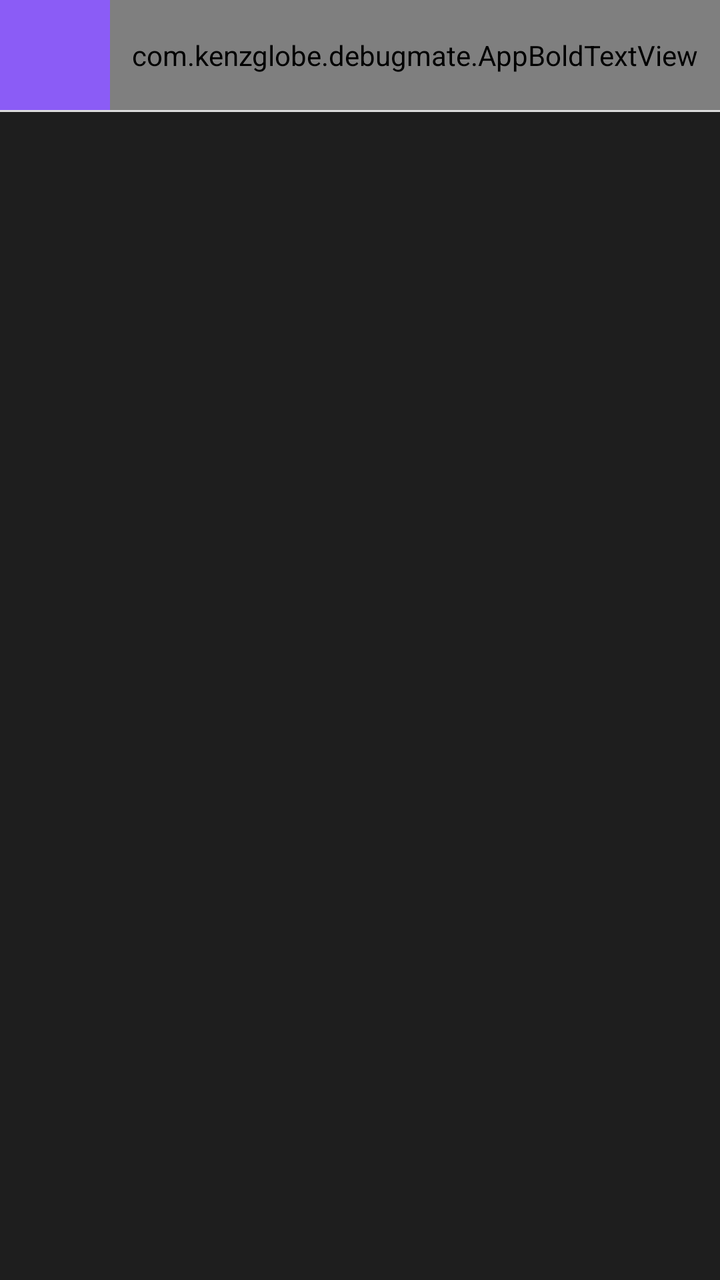
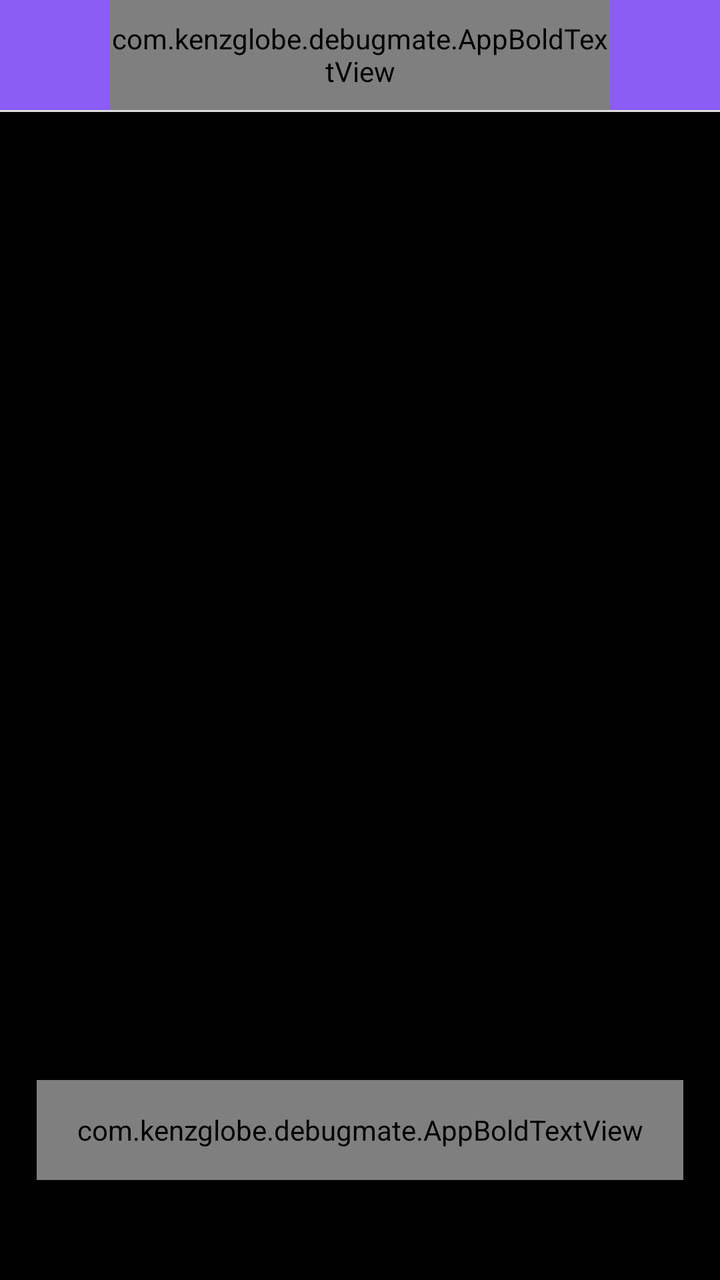

Before-and-after screenshots of an Android layout around one commit, followed by the original layout XML and the change that was made.
<!-- AndroidManifest.xml: application theme AppTheme -->
<!-- res/layout/project_list.xml -->
<?xml version="1.0" encoding="utf-8"?>
<LinearLayout xmlns:android="http://schemas.android.com/apk/res/android"
    android:layout_width="match_parent"
    android:layout_height="match_parent"
    android:orientation="vertical"
    android:background="#1E1E1E">

    
    <LinearLayout
        android:layout_width="match_parent"
        android:layout_height="55dp"
        android:orientation="horizontal"
        android:background="#8B5CF6"
        android:gravity="center_vertical">

        <TextView
            android:id="@+id/btn_close_projects"
            android:layout_width="55dp"
            android:layout_height="match_parent"
            android:gravity="center"
            android:textColor="#FFFFFF"
            android:textSize="22sp" />

        <com.kenzglobe.debugmate.AppBoldTextView
            android:layout_width="0dp"
            android:layout_height="match_parent"
            android:layout_weight="1"
            android:gravity="center_vertical"
            android:text="My Projects"
            android:textColor="#FFFFFF"
            android:textSize="20sp" />
            
    </LinearLayout>
        
    <View
        android:layout_width="match_parent"
        android:layout_height="1dp"
        android:background="#DDDDDD" />

    <FrameLayout
        android:layout_width="match_parent"
        android:layout_height="match_parent">

        
        <LinearLayout
            android:id="@+id/empty_projects_layout"
            android:layout_width="match_parent"
            android:layout_height="match_parent"
            android:orientation="vertical"
            android:gravity="center"
            android:visibility="gone">

            <TextView
                android:id="@+id/empty_icon_projects"
                android:layout_width="wrap_content"
                android:layout_height="wrap_content"
                android:textSize="80sp"
                android:textColor="#333333" />

            <com.kenzglobe.debugmate.AppBoldTextView
                android:layout_width="wrap_content"
                android:layout_height="wrap_content"
                android:layout_marginTop="16dp"
                android:text="No projects yet"
                android:textColor="#888888"
                android:textSize="18sp" />

        </LinearLayout>

        
        <GridView
            android:id="@+id/project_list"
            android:layout_width="match_parent"
            android:layout_height="match_parent"
            android:numColumns="2"
            android:padding="8dp"
            android:horizontalSpacing="8dp"
            android:verticalSpacing="8dp"
            android:clipToPadding="false" />
            
    </FrameLayout>

</LinearLayout>
<!-- resources referenced by this layout -->
<resources>
  <style name="AppTheme" parent="@android:style/Theme.Material.Light.NoActionBar">
          <item name="android:statusBarColor">#1E1E1E</item>
          <item name="android:navigationBarColor">#1E1E1E</item>
          <item name="android:windowLightStatusBar">false</item>
      </style>
</resources>

<!-- the commit's change to res/layout/project_list.xml (unified diff, before → after) -->
@@ -1,83 +1,111 @@
 <?xml version="1.0" encoding="utf-8"?>
-<LinearLayout xmlns:android="http://schemas.android.com/apk/res/android"
+<FrameLayout xmlns:android="http://schemas.android.com/apk/res/android"
     android:layout_width="match_parent"
-    android:layout_height="match_parent"
-    android:orientation="vertical"
-    android:background="#1E1E1E">
-
+    android:layout_height="match_parent">
     
     <LinearLayout
         android:layout_width="match_parent"
-        android:layout_height="55dp"
-        android:orientation="horizontal"
-        android:background="#8B5CF6"
-        android:gravity="center_vertical">
-
-        <TextView
-            android:id="@+id/btn_close_projects"
-            android:layout_width="55dp"
-            android:layout_height="match_parent"
-            android:gravity="center"
-            android:textColor="#FFFFFF"
-            android:textSize="22sp" />
-
-        <com.kenzglobe.debugmate.AppBoldTextView
-            android:layout_width="0dp"
-            android:layout_height="match_parent"
-            android:layout_weight="1"
-            android:gravity="center_vertical"
-            android:text="My Projects"
-            android:textColor="#FFFFFF"
-            android:textSize="20sp" />
-            
-    </LinearLayout>
-        
-    <View
-        android:layout_width="match_parent"
-        android:layout_height="1dp"
-        android:background="#DDDDDD" />
-
-    <FrameLayout
-        android:layout_width="match_parent"
-        android:layout_height="match_parent">
-
+        android:layout_height="match_parent"
+        android:orientation="vertical"
+        android:background="#000000">
+    
         
         <LinearLayout
-            android:id="@+id/empty_projects_layout"
             android:layout_width="match_parent"
-            android:layout_height="match_parent"
-            android:orientation="vertical"
-            android:gravity="center"
-            android:visibility="gone">
+            android:layout_height="55dp"
+            android:orientation="horizontal"
+            android:background="#8B5CF6"
+            android:gravity="center_vertical">
+    
+            <TextView
+                android:id="@+id/btn_close_projects"
+                android:layout_width="55dp"
+                android:layout_height="match_parent"
+                android:gravity="center"
+                android:textColor="#FFFFFF"
+                android:textSize="22sp" />
+    
+            <com.kenzglobe.debugmate.AppBoldTextView
+                android:layout_width="0dp"
+                android:layout_height="match_parent"
+                android:layout_weight="1"
+                android:gravity="center_vertical"
+                android:text="My Projects"
+                android:textColor="#FFFFFF"
+                android:textSize="20sp" />
+    
+            <TextView
+                android:id="@+id/btn_show_hidden"
+                android:layout_width="55dp"
+                android:layout_height="match_parent"
+                android:gravity="center"
+                android:textColor="#FFFFFF"
+                android:textSize="22sp" />
+                
+        </LinearLayout>
+            
+        <View
+            android:layout_width="match_parent"
+            android:layout_height="1dp"
+            android:background="#DDDDDD" />
+    
+        <FrameLayout
+            android:layout_width="match_parent"
+            android:layout_height="match_parent">
+    
+            
+            <LinearLayout
+                android:id="@+id/empty_projects_layout"
+                android:layout_width="match_parent"
+                android:layout_height="match_parent"
+                android:orientation="vertical"
+                android:gravity="center"
+                android:visibility="gone">
+    
+                <TextView
+                    android:id="@+id/empty_icon_projects"
+                    android:layout_width="wrap_content"
+                    android:layout_height="wrap_content"
+                    android:textSize="80sp"
+                    android:textColor="#333333" />
+    
+                <com.kenzglobe.debugmate.AppBoldTextView
+                    android:layout_width="wrap_content"
+                    android:layout_height="wrap_content"
+                    android:layout_marginTop="16dp"
+                    android:text="No projects yet"
+                    android:textColor="#888888"
+                    android:textSize="18sp" />
+    
+            </LinearLayout>
+    
+            
+            <GridView
+                android:id="@+id/project_list"
+                android:layout_width="match_parent"
+                android:layout_height="match_parent"
+                android:numColumns="2"
+                android:padding="8dp"
+                android:horizontalSpacing="8dp"
+                android:verticalSpacing="8dp"
+                android:clipToPadding="false" />
+                
+        </FrameLayout>
+        
+    </LinearLayout>
+    
+    <com.kenzglobe.debugmate.AppBoldTextView
+        android:id="@+id/workspace_btn"
+        android:layout_width="wrap_content"
+        android:layout_height="50dp"
+        android:layout_marginBottom="50dp"
+        android:layout_gravity="center_horizontal|bottom"
+        android:paddingHorizontal="20dp"
+        android:gravity="center_vertical"
+        android:background="@drawable/tab_active"
+        android:text="Workspace"
+        android:textSize="18sp"
+        android:textColor="#FFFFFF"
+        android:elevation="6dp" />
 
-            <TextView
-                android:id="@+id/empty_icon_projects"
-                android:layout_width="wrap_content"
-                android:layout_height="wrap_content"
-                android:textSize="80sp"
-                android:textColor="#333333" />
-
-            <com.kenzglobe.debugmate.AppBoldTextView
-                android:layout_width="wrap_content"
-                android:layout_height="wrap_content"
-                android:layout_marginTop="16dp"
-                android:text="No projects yet"
-                android:textColor="#888888"
-                android:textSize="18sp" />
-
-        </LinearLayout>
-
-        
-        <GridView
-            android:id="@+id/project_list"
-            android:layout_width="match_parent"
-            android:layout_height="match_parent"
-            android:numColumns="2"
-            android:padding="8dp"
-            android:horizontalSpacing="8dp"
-            android:verticalSpacing="8dp"
-            android:clipToPadding="false" />
-            
-    </FrameLayout>
-
-</LinearLayout>
+</FrameLayout>
<!-- resource entries referenced after the edit -->
@@ -1,5 +1,14 @@
 <!-- resources referenced by this layout -->
 <resources>
+  <!-- drawable tab_active (drawable-xxhdpi) -->
+  <?xml version="1.0" encoding="utf-8"?>
+  <shape xmlns:android="http://schemas.android.com/apk/res/android">
+  
+      <solid android:color="#8B5CF6" />
+      
+      <corners android:radius="15dp" />
+          
+  </shape>
   <style name="AppTheme" parent="@android:style/Theme.Material.Light.NoActionBar">
           <item name="android:statusBarColor">#1E1E1E</item>
           <item name="android:navigationBarColor">#1E1E1E</item>
